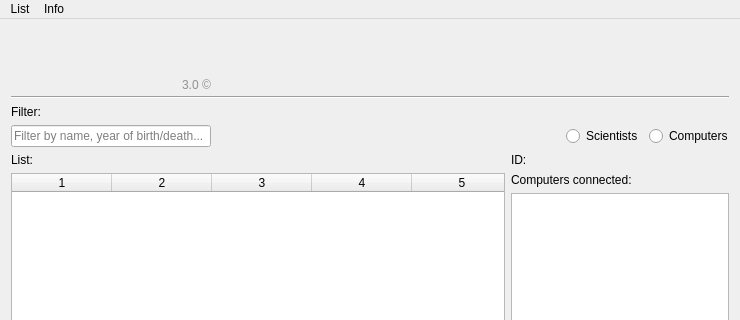
Above: famGUI/mainwindow.ui from gdgunnars/famCS3.0 before the change; both pictures show x 0 to 740 and y 0 to 320 of the 740 by 650 pixel window. Below: the same form after it.
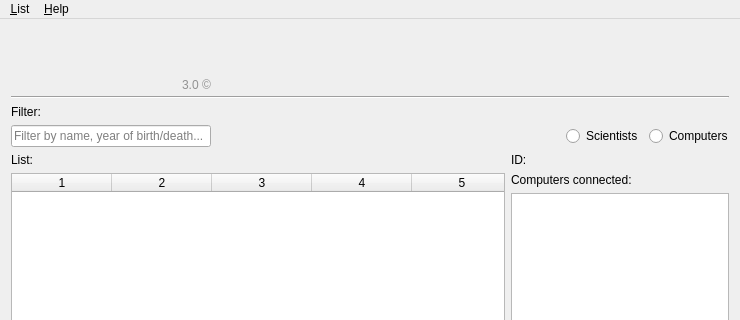
That is the form after the change. Icons and pictures are not drawn.

Commit message: Addaði Getting started virkni

Patch:
```diff
--- a/famGUI/mainwindow.ui
+++ b/famGUI/mainwindow.ui
@@ -533,16 +533,16 @@
      <height>25</height>
     </rect>
    </property>
-   <widget class="QMenu" name="menuInfo">
+   <widget class="QMenu" name="menuHelp">
     <property name="title">
-     <string>Info</string>
+     <string>&amp;Help</string>
     </property>
     <addaction name="actionHelp"/>
     <addaction name="actionInfo"/>
    </widget>
    <widget class="QMenu" name="menuList">
     <property name="title">
-     <string>List</string>
+     <string>&amp;List</string>
     </property>
     <widget class="QMenu" name="menuComputers">
      <property name="title">
@@ -554,7 +554,7 @@
     <addaction name="menuComputers"/>
    </widget>
    <addaction name="menuList"/>
-   <addaction name="menuInfo"/>
+   <addaction name="menuHelp"/>
   </widget>
   <widget class="QStatusBar" name="statusBar"/>
   <action name="actionHelp">
```
Left out of the diff: 26 changed lines with no effect on the pictures. The commit also changes 2 other files.
